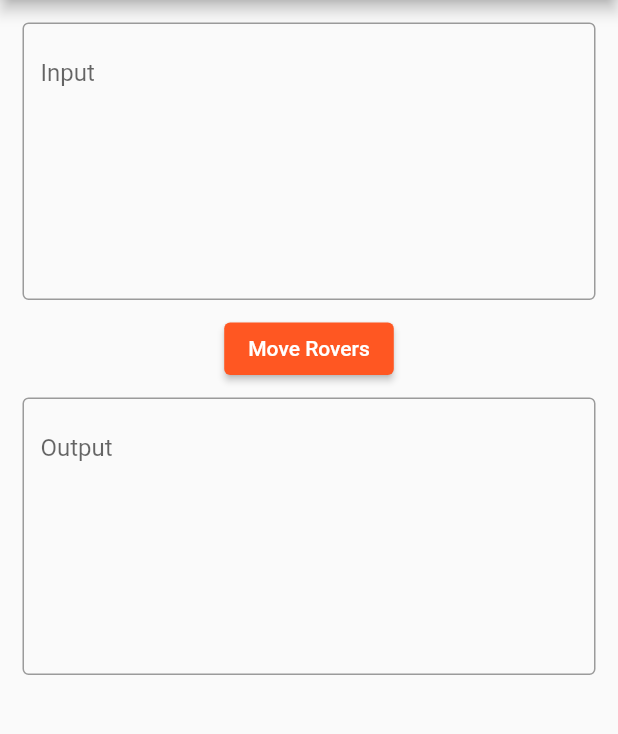
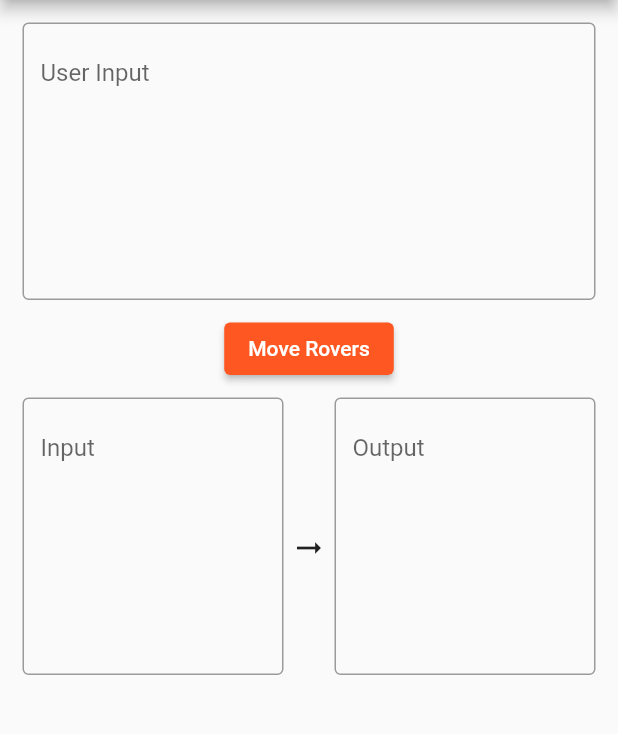
Before and after one commit to NRRef/SondaFlutter, a Flutter app: the screen it shows after launch, after a tap on the "refresh" icon, on a phone screen of 412 x 824 dp, the part 84-818 px from its top. Run offline on Flutter 3.47's test engine with Material 2 defaults, Android fonts, the phone set to English and light mode, and no system bars.

Commit message:
basic_layout_methods_implement

```diff
--- a/lib/Models/InputAutomate.dart
+++ b/lib/Models/InputAutomate.dart
@@ -18,7 +18,7 @@ class InputAutomate {
 
   static bool validateInput(input) {
     return RegExp(
-            r"^[0-9]+\s[0-9]+(\n|\r)([0-9]+\s[0-9]+\s(N|E|S|W)(\n|\r)(L|R|M)*(\n|\r)*)*$")
+            r"^[0-9]+\s[0-9]+(?:[\n|\r][0-9]+\s[0-9]+\s[N|E|S|W][\n|\r][L|R|M]+)+$")
         .hasMatch(input);
   }
 
--- a/lib/Views/Home.dart
+++ b/lib/Views/Home.dart
@@ -9,10 +9,50 @@ class Home extends StatefulWidget {
 }
 
 class _HomeState extends State<Home> {
-  final TextEditingController inputController = new TextEditingController();
-  final TextEditingController outputController = new TextEditingController();
+  final userInputController = new TextEditingController();
+  final inputController = new TextEditingController();
+  final outputController = new TextEditingController();
+  String _inputError;
 
-  void _moveRovers() {}
+  void _moveRovers() {
+    if (_inputError == null && userInputController.text != "") {
+      InputAutomate output = new InputAutomate(userInputController.text);
+      setState(() {
+        inputController.text = userInputController.text;
+        outputController.text = output.output;
+      });
+    }
+  }
+
+  void _refresh() {
+    userInputController.clear();
+    inputController.clear();
+    outputController.clear();
+  }
+
+  @override
+  void initState() {
+    super.initState();
+    _inputError = null;
+    userInputController.addListener(_inputChangeValidate);
+  }
+
+  @override
+  void dispose() {
+    userInputController.dispose();
+    super.dispose();
+  }
+
+  void _inputChangeValidate() {
+    setState(() {
+      if (!_validateInput(userInputController.text) &&
+          userInputController.text != "") {
+        _inputError = "Invalid Input";
+      } else {
+        _inputError = null;
+      }
+    });
+  }
 
   bool _validateInput(String input) {
     return InputAutomate.validateInput(input);
@@ -25,7 +65,7 @@ class _HomeState extends State<Home> {
           IconButton(
             icon: const Icon(Icons.refresh),
             tooltip: 'Refresh',
-            onPressed: () {},
+            onPressed: _refresh,
           ),
         ]),
         body: GestureDetector(
@@ -41,21 +81,16 @@ class _HomeState extends State<Home> {
                 child: Column(
                   mainAxisAlignment: MainAxisAlignment.start,
                   children: <Widget>[
-                    Container(
-                      height: 200,
-                      padding: EdgeInsets.fromLTRB(0, 0, 0, 15),
-                      child: TextField(
-                        controller: inputController,
-                        textAlignVertical: TextAlignVertical.top,
-                        maxLines: null,
-                        minLines: null,
-                        expands: true,
-                        decoration: InputDecoration(
-                            border: OutlineInputBorder(),
-                            focusColor: Colors.blue,
-                            labelText: 'Input',
-                            alignLabelWithHint: true),
-                      ),
+                    Row(
+                      children: [
+                        CustomTextBox(
+                          "User Input",
+                          userInputController,
+                          200,
+                          EdgeInsets.fromLTRB(0, 0, 0, 15),
+                          errorText: _inputError,
+                        ),
+                      ],
                     ),
                     Container(
                       height: 50,
@@ -66,21 +101,24 @@ class _HomeState extends State<Home> {
                         child: Text("Move Rovers"),
                       ),
                     ),
-                    Container(
-                      height: 200,
-                      padding: EdgeInsets.fromLTRB(0, 0, 0, 15),
-                      child: TextField(
-                        textAlignVertical: TextAlignVertical.top,
-                        readOnly: true,
-                        maxLines: null,
-                        minLines: null,
-                        expands: true,
-                        decoration: InputDecoration(
-                            border: OutlineInputBorder(),
-                            focusColor: Colors.blue,
-                            labelText: 'Output',
-                            alignLabelWithHint: true),
-                      ),
+                    Row(
+                      children: [
+                        CustomTextBox(
+                          "Input",
+                          inputController,
+                          200,
+                          EdgeInsets.fromLTRB(0, 0, 5, 15),
+                          readOnly: true,
+                        ),
+                        Icon(Icons.arrow_right_alt),
+                        CustomTextBox(
+                          "Output",
+                          outputController,
+                          200,
+                          EdgeInsets.fromLTRB(5, 0, 0, 15),
+                          readOnly: true,
+                        ),
+                      ],
                     ),
                   ],
                 ),
@@ -90,3 +128,43 @@ class _HomeState extends State<Home> {
         ));
   }
 }
+
+class CustomTextBox extends StatefulWidget {
+  final String labelText;
+  final TextEditingController controller;
+  final double height;
+  final EdgeInsets padding;
+  final String errorText;
+  final bool readOnly;
+
+  CustomTextBox(this.labelText, this.controller, this.height, this.padding,
+      {this.errorText, this.readOnly});
+  @override
+  _CustomTextBoxState createState() => _CustomTextBoxState();
+}
+
+class _CustomTextBoxState extends State<CustomTextBox> {
+  @override
+  Widget build(BuildContext context) {
+    return Flexible(
+      child: Container(
+        height: widget.height,
+        padding: widget.padding,
+        child: TextField(
+          controller: widget.controller,
+          textAlignVertical: TextAlignVertical.top,
+          readOnly: widget.readOnly != null ? widget.readOnly : false,
+          maxLines: null,
+          minLines: null,
+          expands: true,
+          decoration: InputDecoration(
+              border: OutlineInputBorder(),
+              errorText: widget.errorText,
+              focusColor: Colors.blue,
+              labelText: widget.labelText,
+              alignLabelWithHint: true),
+        ),
+      ),
+    );
+  }
+}
```
